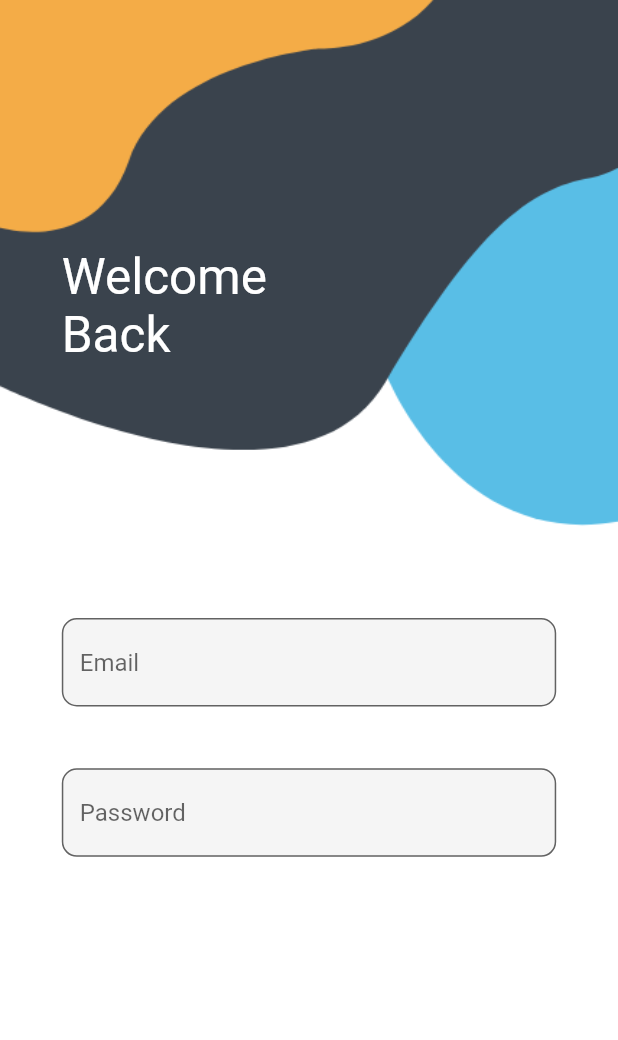
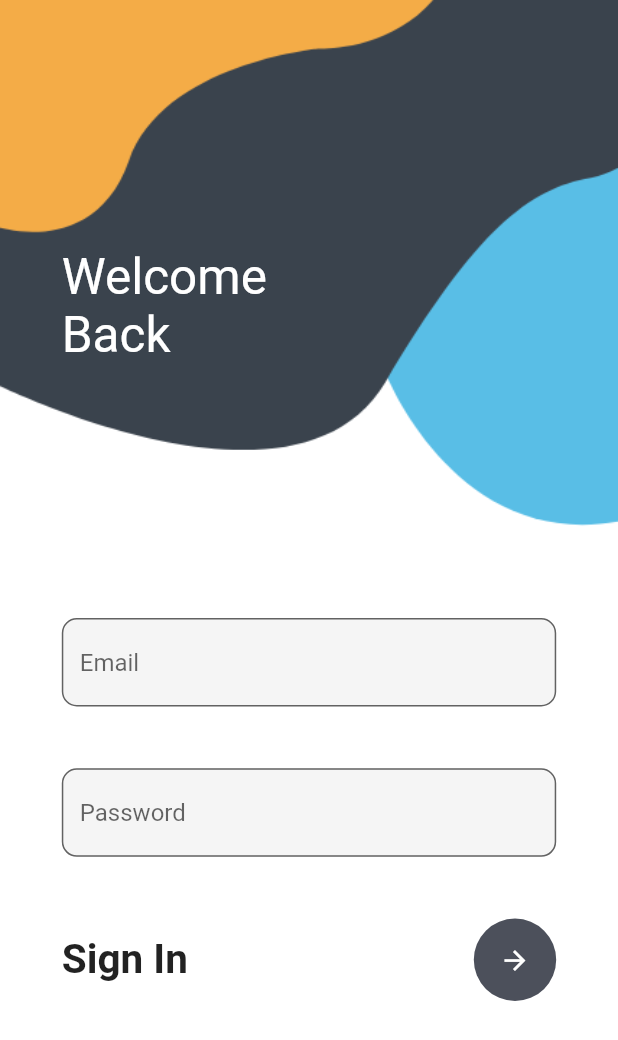
Before and after one commit to RahulKathuria/Login-Signup-UI, a Flutter app: the screen it shows after launch, on a phone screen of 412 x 824 dp. Shown: the top 1040 px of the screen. Run offline on Flutter 3.47's test engine with Material 2 defaults, Android fonts, the phone set to English and light mode, and no system bars.

Commit message:
Added Sign in Feature

```diff
--- a/lib/login.dart
+++ b/lib/login.dart
@@ -26,7 +26,9 @@ class _MyLoginState extends State<MyLogin> {
             ),),
           ),
           SingleChildScrollView(
+            physics: ClampingScrollPhysics(parent: NeverScrollableScrollPhysics()),
                       child: Container(
+
               padding: EdgeInsets.only(top: height*0.5,left: width*0.1,right:width*0.1),
               child:Column(
                 children: [
@@ -51,6 +53,27 @@ class _MyLoginState extends State<MyLogin> {
                       borderRadius: BorderRadius.circular(10)
                     )
                   ),),
+                  SizedBox(
+                    height:height*0.05
+                  ),
+                  Row(
+                    mainAxisAlignment: MainAxisAlignment.spaceBetween,
+                    children: [
+                      Text("Sign In",
+                      style: TextStyle(fontSize: 27,
+                      fontWeight: FontWeight.w700),),
+                      CircleAvatar(
+                        radius: (height+width)/45,
+                        backgroundColor:Color(0xff4c505b),
+                        child: IconButton(onPressed: (){},
+
+                        color: Colors.white,
+                        icon:Icon(
+                          Icons.arrow_forward,
+                          size:(height+width)/60) ),
+                      )
+                    ],
+                  )
                 ],
               )
             ),
```
